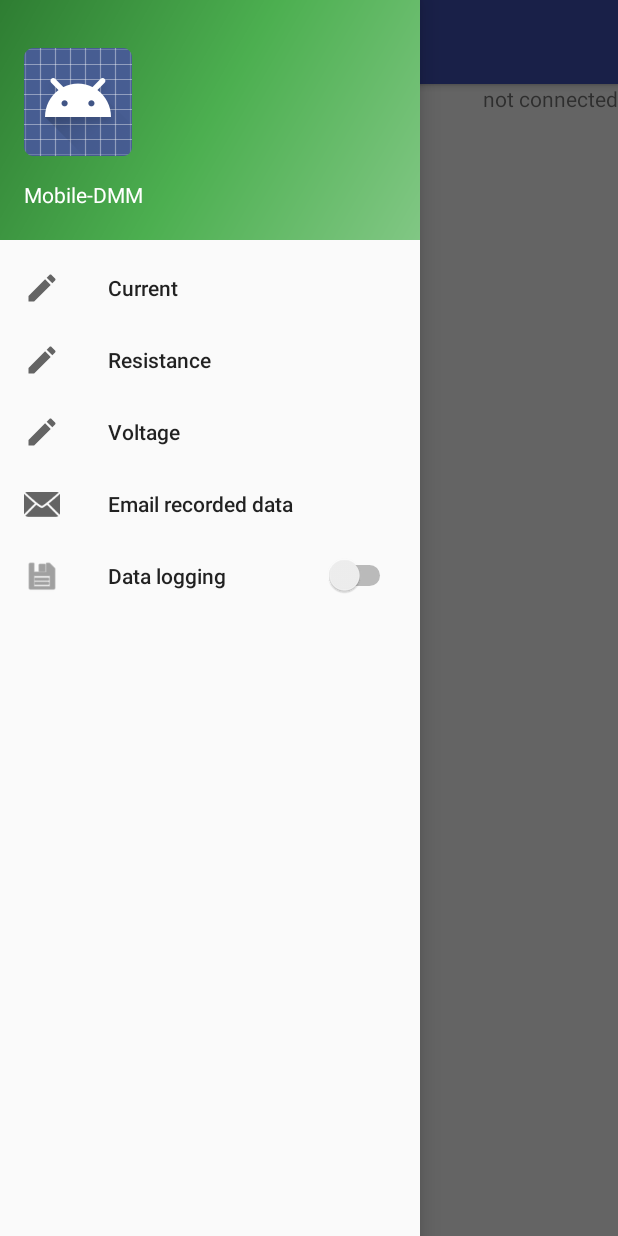
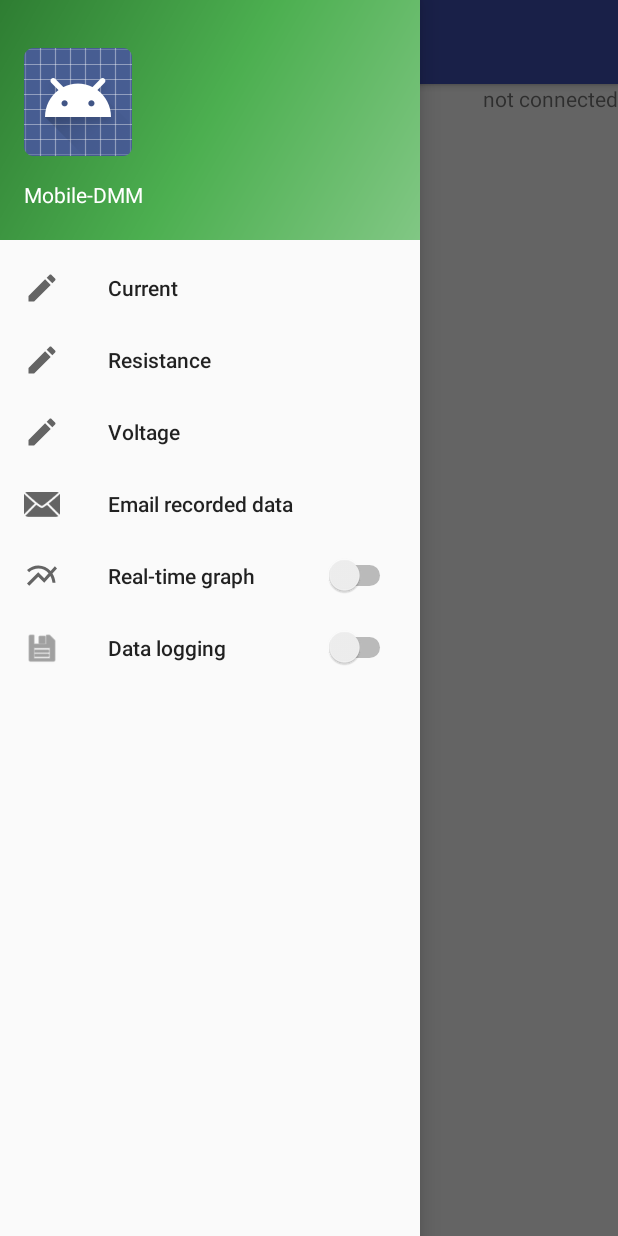
Before and after one commit to SirCipher/DesConApp, an Android app: the screen it shows after launch (MainActivity), with the side drawer open, on a phone screen of 412 x 824 dp. Run offline under Robolectric (Android 15) with nearby library versions, the phone set to English and light mode, and no system bars.

Commit message:
UI code tidy-up. Added graphing library.

```diff
--- a/app/build.gradle
+++ b/app/build.gradle
@@ -27,8 +27,11 @@ dependencies {
     androidTestCompile('com.android.support.test.espresso:espresso-core:2.2.2', {
         exclude group: 'com.android.support', module: 'support-annotations'
     })
-    compile 'com.android.support:appcompat-v7:25.2.0'
-    compile 'com.android.support:support-v4:25.2.0'
-    compile 'com.android.support:design:25.2.0'
+    compile 'com.android.support:appcompat-v7:25.3.0'
+    compile 'com.android.support:support-v4:25.3.0'
+    compile 'com.android.support:design:25.3.0'
+    compile 'com.jjoe64:graphview:4.2.1' // Graphing library
+    compile 'com.jjoe64:graphview:4.2.1'
+
     testCompile 'junit:junit:4.12'
 }
--- a/app/src/main/java/com/type2labs/dmm/MainActivity.java
+++ b/app/src/main/java/com/type2labs/dmm/MainActivity.java
@@ -145,28 +145,12 @@ public class MainActivity extends AppCompatActivity implements NavigationView.On
         }
 
         setContentView(R.layout.activity_main);
-        Toolbar toolbar = (Toolbar) findViewById(R.id.toolbar);
-        setSupportActionBar(toolbar);
+        initNav();
+        initUI();
+        onBluetoothStateChanged();
+    }
 
-        DrawerLayout drawer = (DrawerLayout) findViewById(R.id.drawer_layout);
-        ActionBarDrawerToggle toggle = new ActionBarDrawerToggle(this, drawer, toolbar, R.string.navigation_drawer_open, R.string.navigation_drawer_close);
-        drawer.setDrawerListener(toggle);
-        toggle.syncState();
-
-        NavigationView navigationView = (NavigationView) findViewById(R.id.nav_view);
-        navigationView.setNavigationItemSelectedListener(this);
-
-        Menu menuNav = navigationView.getMenu();
-        Switch toggleEnabled = (Switch) menuNav.findItem(R.id.toggle_logging).getActionView().findViewById(R.id.toggle_logging_switch);
-        toggleEnabled.setOnCheckedChangeListener(new CompoundButton.OnCheckedChangeListener() {
-            @Override
-            public void onCheckedChanged(CompoundButton buttonView, boolean isChecked) {
-                recordingEnabled = isChecked;
-                Log.d("MainActivity", "Recording: " + recordingEnabled);
-            }
-        });
-
-
+    private void initUI() {
         mStatusView = (TextView) findViewById(R.id.btstatus);
         mSendTextContainer = findViewById(R.id.send_text_container);
 
@@ -189,7 +173,6 @@ public class MainActivity extends AppCompatActivity implements NavigationView.On
                 onPausedStateChanged();
             }
         });
-
         mToolbarPlayButton = (ImageButton) findViewById(R.id.toolbar_btn_play);
         mToolbarPlayButton.setOnClickListener(new OnClickListener() {
             public void onClick(View v) {
@@ -197,7 +180,6 @@ public class MainActivity extends AppCompatActivity implements NavigationView.On
                 onPausedStateChanged();
             }
         });
-
         mConversationArrayAdapter = new ArrayAdapter<>(this, R.layout.activity_message);
         ListView mConversationView = (ListView) findViewById(R.id.in);
         mConversationView.setAdapter(mConversationArrayAdapter);
@@ -214,8 +196,29 @@ public class MainActivity extends AppCompatActivity implements NavigationView.On
                 sendMessage(view.getText());
             }
         });
+    }
 
-        onBluetoothStateChanged();
+    private void initNav() {
+        Toolbar toolbar = (Toolbar) findViewById(R.id.toolbar);
+        setSupportActionBar(toolbar);
+
+        DrawerLayout drawer = (DrawerLayout) findViewById(R.id.drawer_layout);
+        ActionBarDrawerToggle toggle = new ActionBarDrawerToggle(this, drawer, toolbar, R.string.navigation_drawer_open, R.string.navigation_drawer_close);
+        drawer.setDrawerListener(toggle);
+        toggle.syncState();
+
+        NavigationView navigationView = (NavigationView) findViewById(R.id.nav_view);
+        navigationView.setNavigationItemSelectedListener(this);
+
+        Menu menuNav = navigationView.getMenu();
+        Switch toggleEnabled = (Switch) menuNav.findItem(R.id.toggle_logging).getActionView().findViewById(R.id.toggle_switch_item);
+        toggleEnabled.setOnCheckedChangeListener(new CompoundButton.OnCheckedChangeListener() {
+            @Override
+            public void onCheckedChanged(CompoundButton buttonView, boolean isChecked) {
+                recordingEnabled = isChecked;
+                Log.d("MainActivity", "Recording: " + recordingEnabled);
+            }
+        });
     }
 
     private void startDeviceListActivity() {
@@ -360,6 +363,7 @@ public class MainActivity extends AppCompatActivity implements NavigationView.On
 
     @Override
     public boolean onNavigationItemSelected(@NonNull MenuItem item) {
+        DrawerLayout drawerLayout = (DrawerLayout) findViewById(R.id.drawer_layout);
         switch (item.getItemId()) {
             case R.id.nav_current:
                 sendMessage("Amps");
@@ -382,8 +386,6 @@ public class MainActivity extends AppCompatActivity implements NavigationView.On
             default:
                 break;
         }
-
-        DrawerLayout drawerLayout = (DrawerLayout) findViewById(R.id.drawer_layout);
         drawerLayout.closeDrawer(GravityCompat.START);
         return true;
     }
--- /dev/null
+++ b/app/src/main/res/drawable/ic_multiline_chart_black_24dp.xml
@@ -0,0 +1,9 @@
+<vector xmlns:android="http://schemas.android.com/apk/res/android"
+    android:width="24dp"
+    android:height="24dp"
+    android:viewportHeight="24.0"
+    android:viewportWidth="24.0">
+    <path
+        android:fillColor="#FF000000"
+        android:pathData="M22,6.92l-1.41,-1.41 -2.85,3.21C15.68,6.4 12.83,5 9.61,5 6.72,5 4.07,6.16 2,8l1.42,1.42C5.12,7.93 7.27,7 9.61,7c2.74,0 5.09,1.26 6.77,3.24l-2.88,3.24 -4,-4L2,16.99l1.5,1.5 6,-6.01 4,4 4.05,-4.55c0.75,1.35 1.25,2.9 1.44,4.55H21c-0.22,-2.3 -0.95,-4.39 -2.04,-6.14L22,6.92z" />
+</vector>
--- a/app/src/main/res/layout/switch_item.xml
+++ b/app/src/main/res/layout/switch_item.xml
@@ -3,7 +3,7 @@
     android:layout_height="match_parent">
 
     <Switch
-        android:id="@+id/toggle_logging_switch"
+        android:id="@+id/toggle_switch_item"
         android:layout_width="wrap_content"
         android:layout_height="wrap_content"
         android:layout_centerHorizontal="true"
--- a/app/src/main/res/menu/activity_options_drawer.xml
+++ b/app/src/main/res/menu/activity_options_drawer.xml
@@ -21,6 +21,12 @@
             android:icon="@android:drawable/ic_dialog_email"
             android:title="@string/menu_email_recorded_data" />
         <item
+            android:id="@+id/toggle_graph"
+            android:icon="@drawable/ic_multiline_chart_black_24dp"
+            android:title="@string/nav_chart_realtime"
+            app:actionLayout="@layout/switch_item" />
+
+        <item
             android:id="@+id/toggle_logging"
             android:icon="@android:drawable/ic_menu_save"
             android:title="@string/nav_data_logging"
--- a/app/src/main/res/values/strings.xml
+++ b/app/src/main/res/values/strings.xml
@@ -52,5 +52,6 @@
     <string name="nav_resistance">Resistance</string>
     <string name="nav_voltage">Voltage</string>
     <string name="nav_data_logging">Data logging</string>
+    <string name="nav_chart_realtime">Real-time graph</string>
 
 </resources>
```
